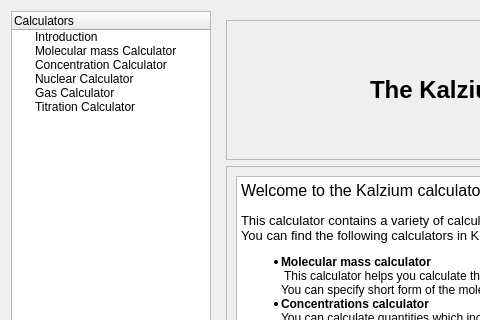
KDE/kalzium, file src/calculator/calculator.ui: the form before one commit; both pictures show x 0 to 480 and y 0 to 320 of the 900 by 600 pixel window.
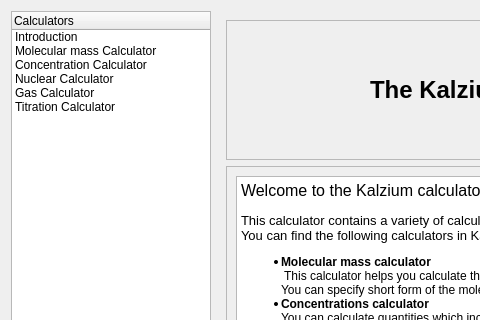
The form after the commit. Custom widgets are drawn as their Qt base class.

Commit message:
Undecorate the roots
Acked by Etienne

```diff
--- a/src/calculator/calculator.ui
+++ b/src/calculator/calculator.ui
@@ -41,6 +41,9 @@
      <property name="whatsThis">
       <string>This is the index of the various calculators available. For more information on each calculator, click on 'Introduction'.</string>
      </property>
+     <property name="rootIsDecorated">
+      <bool>false</bool>
+     </property>
      <property name="animated">
       <bool>true</bool>
      </property>
```
